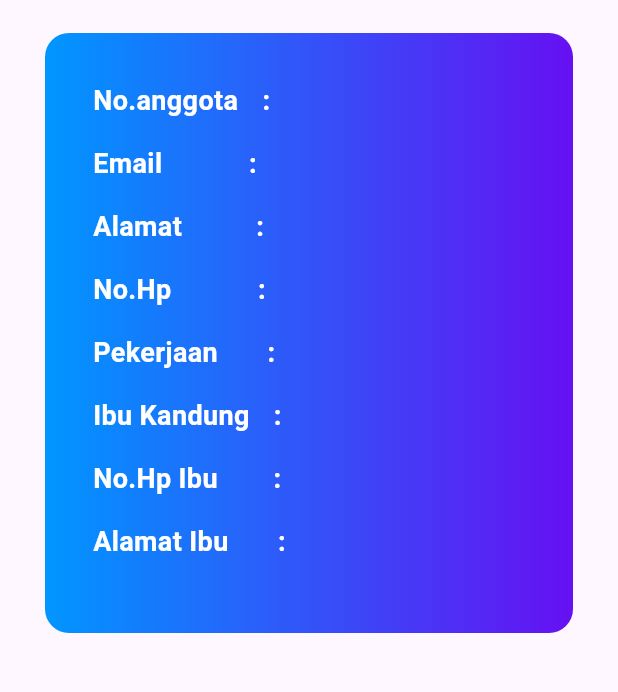
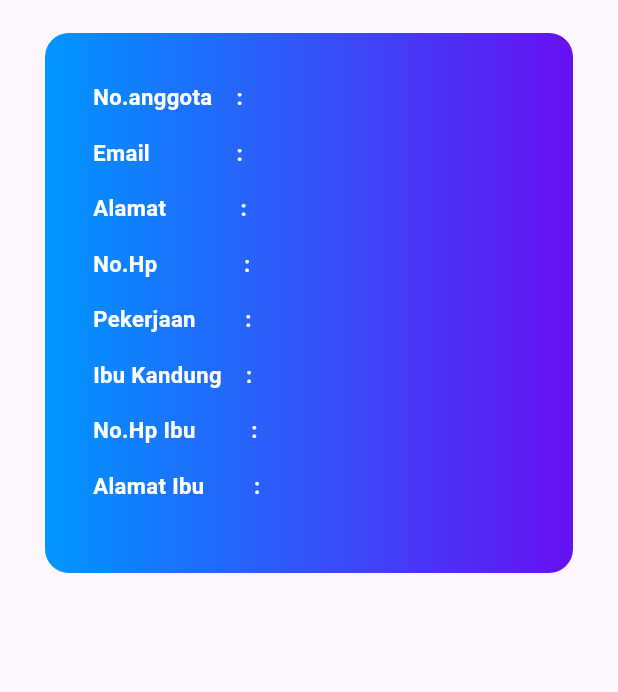
Before and after one commit to Tomjerry12345/perpustakaan-app, a Flutter app: the Akun screen opened directly, on a phone screen of 412 x 824 dp, the part 420-1112 px from its top. Run offline on Flutter 3.47's test engine with Material 3 defaults, Android fonts, the light colour scheme and no system bars; our stand-ins replace animated_custom_dropdown, cloud_firestore, firebase_auth, firebase_core, firebase_storage, flutter_local_notifications and 6 more; missing offline and left inert: flutter_barcode_scanner, pandabar, syncfusion_flutter_pdf, syncfusion_flutter_pdfviewer; accounts and stored records are empty; network calls fail.

Commit message:
fix: 4/3/2024 3:07

```diff
--- a/lib/ui/dashboard/akun/akun.dart
+++ b/lib/ui/dashboard/akun/akun.dart
@@ -304,29 +304,36 @@ class _AkunState extends State<Akun> {
 
   // ignore: non_constant_identifier_names
   Row Data({String title = "", String value = "", double x = 0.0}) {
+    double fontSize = 50.0.f;
     return Row(
       mainAxisAlignment: MainAxisAlignment.start,
       children: [
         Text(
           title,
-          style: const TextStyle(
-              fontSize: 18, fontWeight: FontWeight.bold, color: Colors.white),
+          style: TextStyle(
+              fontSize: fontSize,
+              fontWeight: FontWeight.bold,
+              color: Colors.white),
         ),
         SizedBox(
           width: x,
         ),
-        const Text(
+        Text(
           ":",
           style: TextStyle(
-              fontSize: 18, fontWeight: FontWeight.bold, color: Colors.white),
+              fontSize: fontSize,
+              fontWeight: FontWeight.bold,
+              color: Colors.white),
         ),
         const SizedBox(
           width: 8,
         ),
         Text(
           value,
-          style: const TextStyle(
-              fontSize: 18, fontWeight: FontWeight.bold, color: Colors.white),
+          style: TextStyle(
+              fontSize: fontSize,
+              fontWeight: FontWeight.bold,
+              color: Colors.white),
         )
       ],
     );
--- a/lib/ui/dashboard/peminjaman/peminjaman.dart
+++ b/lib/ui/dashboard/peminjaman/peminjaman.dart
@@ -334,7 +334,7 @@ class _PeminjamanState extends State<Peminjaman> {
                               ? Colors.grey
                               : sisaHariNow < 0
                                   ? Colors.red
-                                  : Colors.blue,
+                                  : Colors.grey,
                           child: Container(
                             margin: const EdgeInsets.all(8),
                             child: TextWidget(
@@ -373,13 +373,13 @@ class _PeminjamanState extends State<Peminjaman> {
                     )
                   : Container(),
               V(12),
-              data["konfirmasi"]! && sisaHariNow < 3
+              data["konfirmasi"]! && sisaHariNow < 100
                   ? ButtonElevatedComponent(
                       "Perpanjangan",
                       onPressed: () {
                         onClickPerpanjangan(context, data.id);
                       },
-                      bg: Colors.purple,
+                      bg: Colors.blue,
                       radius: 50,
                       h: 48,
                     )
--- a/task.txt
+++ b/task.txt
@@ -3,7 +3,7 @@ version: v0.0.5 ✅ ❌ 🔥
 
 
 version: v0.0.4 ✅ ❌ 🔥
-- harus ada stok buku sisa berapa 🔥
+- harus ada stok buku sisa berapa ✅
 - itu perpanjangan di ubah menjadi 7 hari ✅
 - tambahkan filter kategori di bagian asal home ✅
 - tambahkan face autentikasi / fingerprint ✅
```
Also changed, not shown: lib/ui/dashboard/data-buku/data_buku.dart (+54 -30 lines), lib/utils/scale_size.dart (added, +11 -0 lines), lib/utils/screen_utils.dart (+7 -0 lines).
